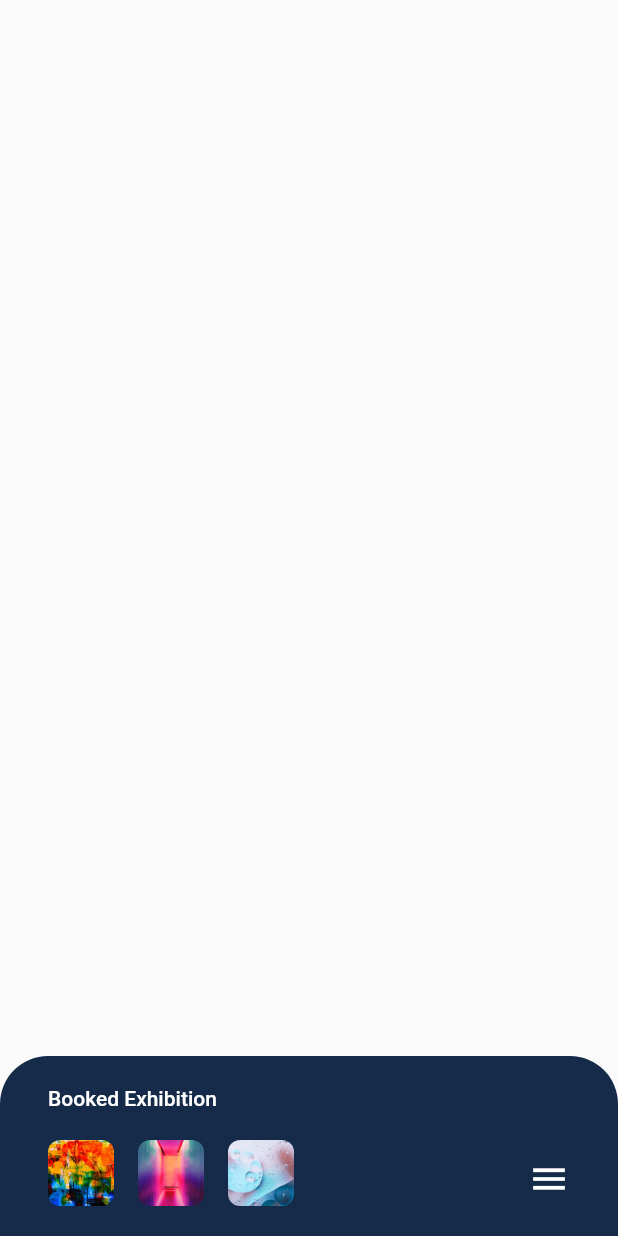
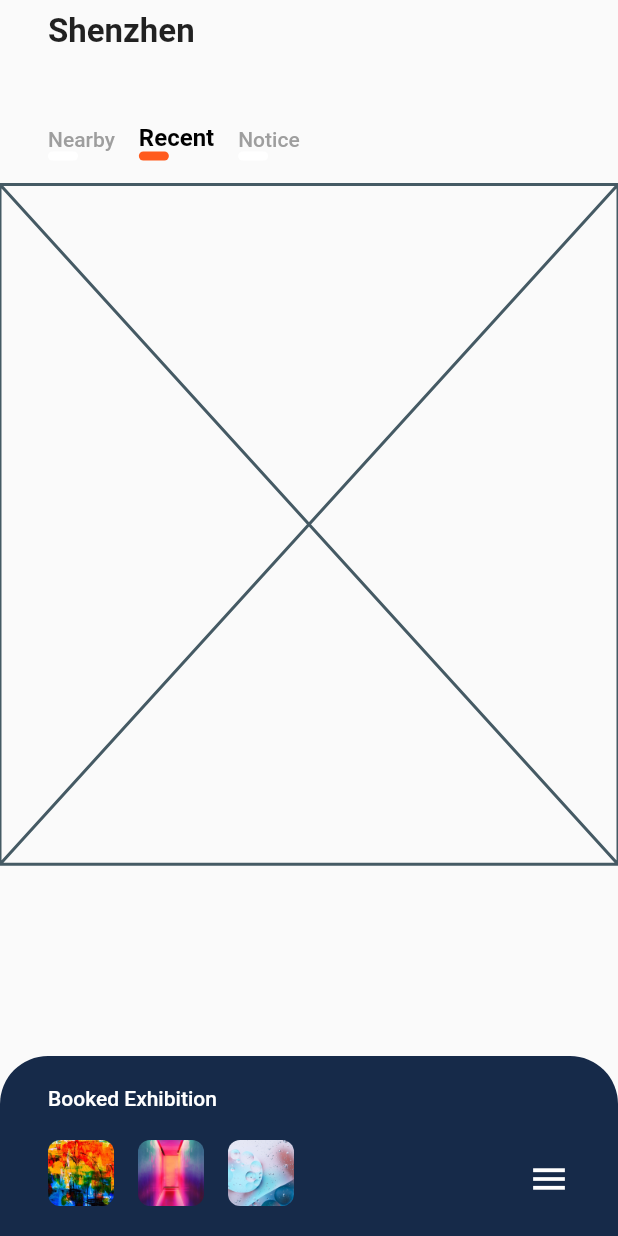
Before and after one commit to SonQBChau/buy_ticket_design, a Flutter app: the screen it shows after launch, on a phone screen of 412 x 824 dp. Run offline on Flutter 3.47's test engine with Material 2 defaults, Android fonts, the phone set to English and light mode, and no system bars.

Commit message:
add tabs and header and placeholder

```diff
--- a/lib/screens/home_page.dart
+++ b/lib/screens/home_page.dart
@@ -1,4 +1,7 @@
 import 'package:buy_ticket_design/widgets/exhibition_bottom_sheet.dart';
+import 'package:buy_ticket_design/widgets/header.dart';
+import 'package:buy_ticket_design/widgets/sliding_cards_view.dart';
+import 'package:buy_ticket_design/widgets/tabs.dart';
 import 'package:flutter/material.dart';
 
 class HomePage extends StatelessWidget {
@@ -7,10 +10,18 @@ class HomePage extends StatelessWidget {
     return Scaffold(
       body: Stack(
         children: <Widget>[
-          Container(
-//            width: 100,
-//            height: 200,
-//            color: Colors.yellow,
+          SafeArea(
+            child: Column(
+              crossAxisAlignment: CrossAxisAlignment.start,
+              children: <Widget>[
+                SizedBox(height: 8),
+                Header(),
+                SizedBox(height: 40),
+                Tabs(),
+                SizedBox(height: 8),
+                SlidingCardsView(),
+              ],
+            ),
           ),
           ExhibitionBottomSheet(),
         ],
--- /dev/null
+++ b/lib/widgets/header.dart
@@ -0,0 +1,17 @@
+import 'package:flutter/material.dart';
+
+class Header extends StatelessWidget {
+  @override
+  Widget build(BuildContext context) {
+    return Padding(
+      padding: const EdgeInsets.symmetric(horizontal: 32),
+      child: Text(
+        'Shenzhen',
+        style: TextStyle(
+          fontSize: 22,
+          fontWeight: FontWeight.w600,
+        ),
+      ),
+    );
+  }
+}
--- /dev/null
+++ b/lib/widgets/sliding_cards_view.dart
@@ -0,0 +1,17 @@
+
+import 'package:flutter/material.dart';
+
+class SlidingCardsView extends StatefulWidget {
+  @override
+  _SlidingCardsViewState createState() => _SlidingCardsViewState();
+}
+
+class _SlidingCardsViewState extends State<SlidingCardsView> {
+  @override
+  Widget build(BuildContext context) {
+    return Placeholder(
+      fallbackWidth: double.infinity,
+      fallbackHeight: MediaQuery.of(context).size.height * 0.55,
+    );
+  }
+}
--- /dev/null
+++ b/lib/widgets/tabs.dart
@@ -0,0 +1,53 @@
+
+import 'package:flutter/material.dart';
+
+class Tabs extends StatelessWidget {
+  @override
+  Widget build(BuildContext context) {
+    return Row(
+      crossAxisAlignment: CrossAxisAlignment.end,
+      children: <Widget>[
+        SizedBox(width: 24),
+        MyTab(text: 'Nearby', isSelected: false),
+        MyTab(text: 'Recent', isSelected: true),
+        MyTab(text: 'Notice', isSelected: false),
+      ],
+    );
+  }
+}
+
+class MyTab extends StatelessWidget {
+  final String text;
+  final bool isSelected;
+
+  const MyTab({Key key, @required this.isSelected, @required this.text})
+      : super(key: key);
+
+  @override
+  Widget build(BuildContext context) {
+    return Padding(
+      padding: const EdgeInsets.all(8.0),
+      child: Column(
+        crossAxisAlignment: CrossAxisAlignment.start,
+        children: <Widget>[
+          Text(
+            text,
+            style: TextStyle(
+              fontSize: isSelected ? 16 : 14,
+              color: isSelected ? Colors.black : Colors.grey,
+              fontWeight: isSelected ? FontWeight.w600 : FontWeight.w500,
+            ),
+          ),
+          Container(
+            height: 6,
+            width: 20,
+            decoration: BoxDecoration(
+              borderRadius: BorderRadius.circular(4),
+              color: isSelected ? Color(0xFFFF5A1D) : Colors.white,
+            ),
+          )
+        ],
+      ),
+    );
+  }
+}
```
